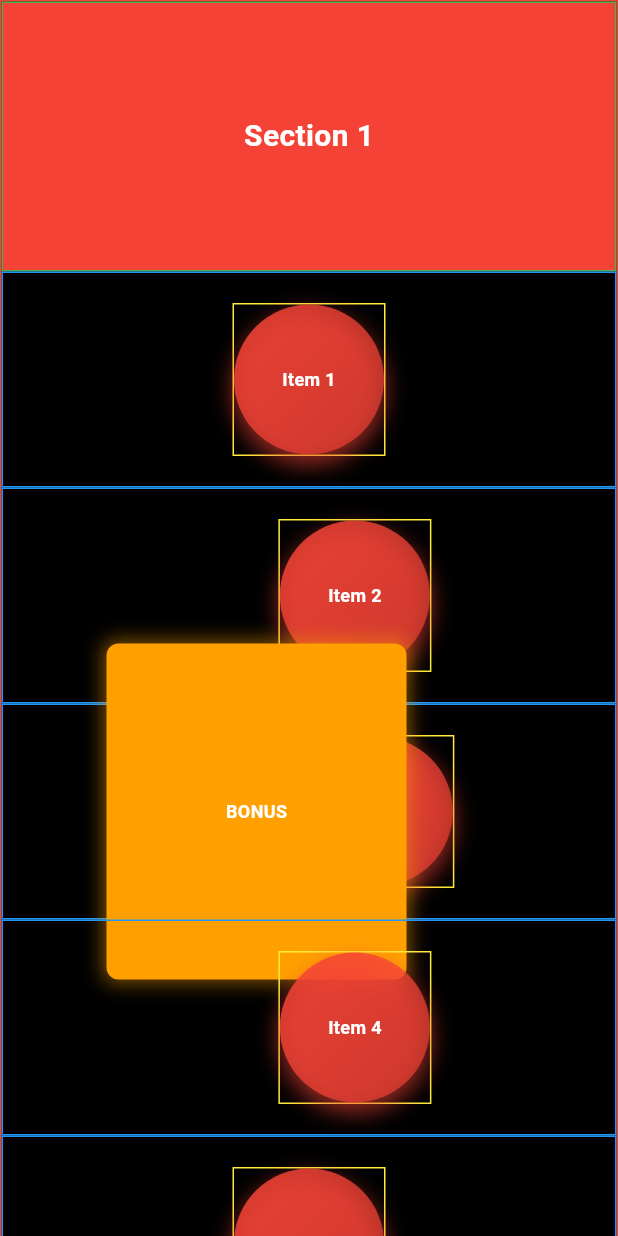
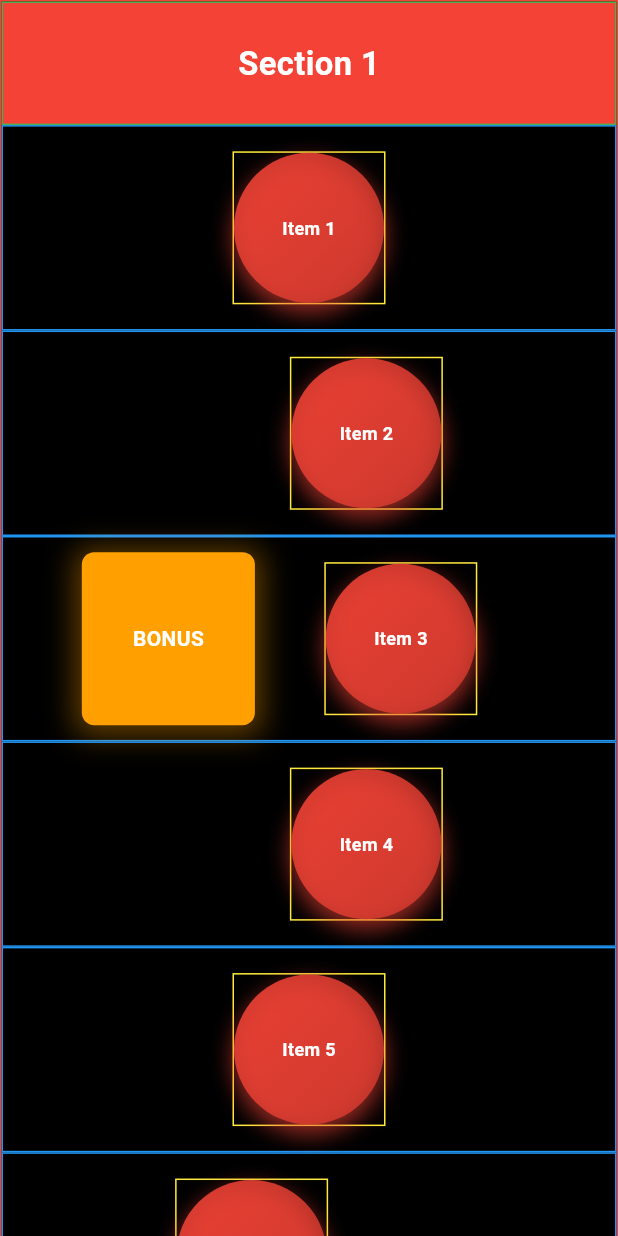
Before and after one commit to smmb98/duolingo_listviewer, a Flutter app: the screen it shows after launch, on a phone screen of 412 x 824 dp. Run offline on Flutter 3.47's test engine with Material 3 defaults, Android fonts, the light colour scheme and no system bars; our stand-ins replace shimmer.

Commit message:
Refactor SectionWidget to utilize SizeConfig for responsive design; add bonus indicator styling and adjust layout for better adaptability

```diff
--- a/lib/main.dart
+++ b/lib/main.dart
@@ -1,3 +1,4 @@
+import 'package:duolingo_listviewer/utils/responsive.dart';
 import 'package:flutter/material.dart';
 import 'screens/zigzag_screen.dart';
 
@@ -8,6 +9,8 @@ class ZigZagApp extends StatelessWidget {
 
   @override
   Widget build(BuildContext context) {
+    SizeConfig.init(context);
+
     return const MaterialApp(
       debugShowCheckedModeBanner: false,
       home: ZigZagScreen(),
--- /dev/null
+++ b/lib/utils/responsive.dart
@@ -0,0 +1,27 @@
+import 'package:flutter/material.dart';
+
+class SizeConfig {
+  static late MediaQueryData _mediaQueryData;
+  static late double screenWidth;
+  static late double screenHeight;
+  static late double blockWidth;
+  static late double blockHeight;
+  static late Orientation orientation;
+
+  static void init(BuildContext context) {
+    _mediaQueryData = MediaQuery.of(context);
+    screenWidth = _mediaQueryData.size.width;
+    screenHeight = _mediaQueryData.size.height;
+    orientation = _mediaQueryData.orientation;
+
+    // 100 blocks = 100% width/height
+    blockWidth = screenWidth / 100;
+    blockHeight = screenHeight / 100;
+  }
+
+  static double wp(double percent) => blockWidth * percent;
+  static double hp(double percent) => blockHeight * percent;
+
+  /// Font scaling based on screen width
+  static double sp(double percent) => wp(percent);
+}
--- a/lib/widgets/section_widget.dart
+++ b/lib/widgets/section_widget.dart
@@ -1,3 +1,4 @@
+import 'package:duolingo_listviewer/utils/responsive.dart';
 import 'package:flutter/material.dart';
 import '../models/section_model.dart';
 import 'jelly_button.dart';
@@ -16,27 +17,27 @@ class SectionWidget extends StatelessWidget {
   Widget build(BuildContext context) {
     final List<Widget> buttons = [];
 
-    final offsets = [0.0, 20.0, 30.0, 20.0, 0.0, -20.0, -30.0, -20.0];
-
+    // final offsets = [0.0, 20.0, 30.0, 20.0, 0.0, -20.0, -30.0, -20.0];
+    final offsets = [0.0, 25.0, 40.0, 25.0, 0.0, -25.0, -40.0, -25.0];
+    // final offsets = [0.0, 5.0, 8.0, 5.0, 0.0, -5.0, -8.0, -5.0]; // percentage
     final reverseOffsets = offsets.map((offset) => -offset).toList();
-
     final adjustedOffsets = (sectionIndex % 2 == 1) ? reverseOffsets : offsets;
 
     for (int i = 0; i < section.buttonCount; i++) {
-      double offset = (i == 0 || i == section.buttonCount - 1)
+      double offsetPercent = (i == 0 || i == section.buttonCount - 1)
           ? 0
           : adjustedOffsets[i % adjustedOffsets.length];
 
-      bool isMaxOffset = offset.abs() == 30.0;
+      bool isMaxOffset = offsetPercent.abs() == 40.0;
 
       Widget buttonContent = Container(
         decoration: BoxDecoration(
           border: Border.all(color: Colors.blue, width: 1),
         ),
         child: Padding(
-          padding: const EdgeInsets.symmetric(vertical: 20.0),
+          padding: EdgeInsets.symmetric(vertical: SizeConfig.hp(2)),
           child: Align(
-            alignment: Alignment(offset / 100, 0),
+            alignment: Alignment(offsetPercent / 100, 0),
             child: JellyButton(label: 'Item ${i + 1}', color: section.color),
           ),
         ),
@@ -45,24 +46,39 @@ class SectionWidget extends StatelessWidget {
       if (isMaxOffset) {
         buttonContent = Stack(
           clipBehavior: Clip.none,
+          alignment: Alignment.center,
           children: [
             buttonContent,
             Positioned(
-              top: -40,
-              bottom: -40,
-              right: offset < 0 ? 70 : null,
-              left: offset > 0 ? 70 : null,
+              top: null,
+              bottom: null,
+              left: offsetPercent < 0
+                  ? null
+                  : SizeConfig.wp(13), // Opposite side
+              right: offsetPercent > 0 ? null : SizeConfig.wp(13),
+
+              child: Align(
+                alignment: Alignment.center,
                 child: Container(
-                width: 200,
-                height: 200,
+                  width: SizeConfig.wp(
+                    MediaQuery.of(context).orientation == Orientation.landscape
+                        ? 20
+                        : 28,
+                  ),
+                  height: SizeConfig.wp(
+                    MediaQuery.of(context).orientation == Orientation.landscape
+                        ? 20
+                        : 28,
+                  ),
                   decoration: BoxDecoration(
                     color: Colors.amber[700],
-                  borderRadius: BorderRadius.circular(8),
+                    borderRadius: BorderRadius.circular(SizeConfig.wp(2)),
                     boxShadow: [
                       BoxShadow(
-                      color: Colors.amber[700]!.withOpacity(0.5),
-                      blurRadius: 10,
-                      spreadRadius: 2,
+                        color: Colors.amber[700]!.withOpacity(0.4),
+                        blurRadius: SizeConfig.wp(4),
+                        spreadRadius: SizeConfig.wp(1),
+                        offset: const Offset(0, 2),
                       ),
                     ],
                   ),
@@ -72,7 +88,7 @@ class SectionWidget extends StatelessWidget {
                       style: TextStyle(
                         color: Colors.white,
                         fontWeight: FontWeight.bold,
-                      fontSize: 12,
+                      ),
                     ),
                   ),
                 ),
@@ -90,7 +106,7 @@ class SectionWidget extends StatelessWidget {
         border: Border.all(color: Colors.red, width: 1),
       ),
       child: Padding(
-        padding: const EdgeInsets.symmetric(vertical: 0.0),
+        padding: EdgeInsets.symmetric(vertical: 0.0),
         child: Column(
           children: [
             Container(
@@ -98,19 +114,22 @@ class SectionWidget extends StatelessWidget {
                 color: section.color,
                 border: Border.all(color: Colors.green, width: 1),
               ),
-              height: 180.0,
-              width: double.maxFinite,
+              height:
+                  MediaQuery.of(context).orientation == Orientation.landscape
+                  ? SizeConfig.hp(20)
+                  : SizeConfig.hp(10),
+              width: double.infinity,
+
               alignment: Alignment.center,
               child: Text(
                 section.title,
-                style: const TextStyle(
+                style: TextStyle(
                   color: Colors.white,
-                  fontSize: 20,
+                  fontSize: SizeConfig.sp(5.3),
                   fontWeight: FontWeight.bold,
                 ),
               ),
             ),
-            // const SizedBox(height: 20),
             ...buttons,
           ],
         ),
```
Lines whose indentation alone changed are shown as unchanged.
